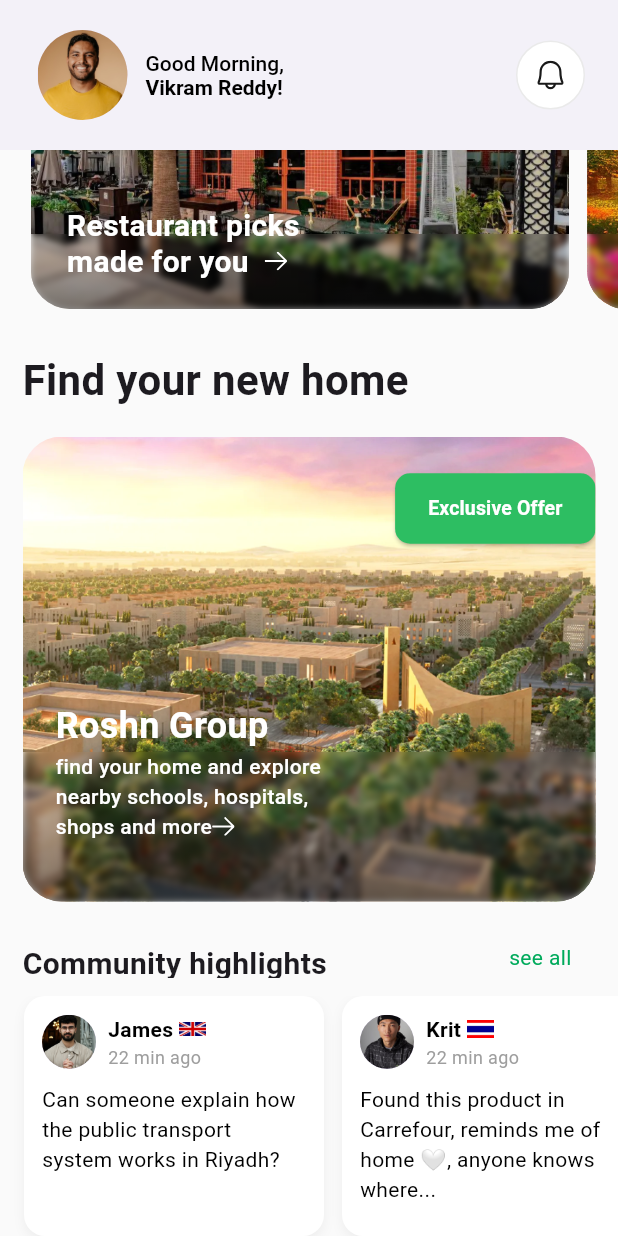
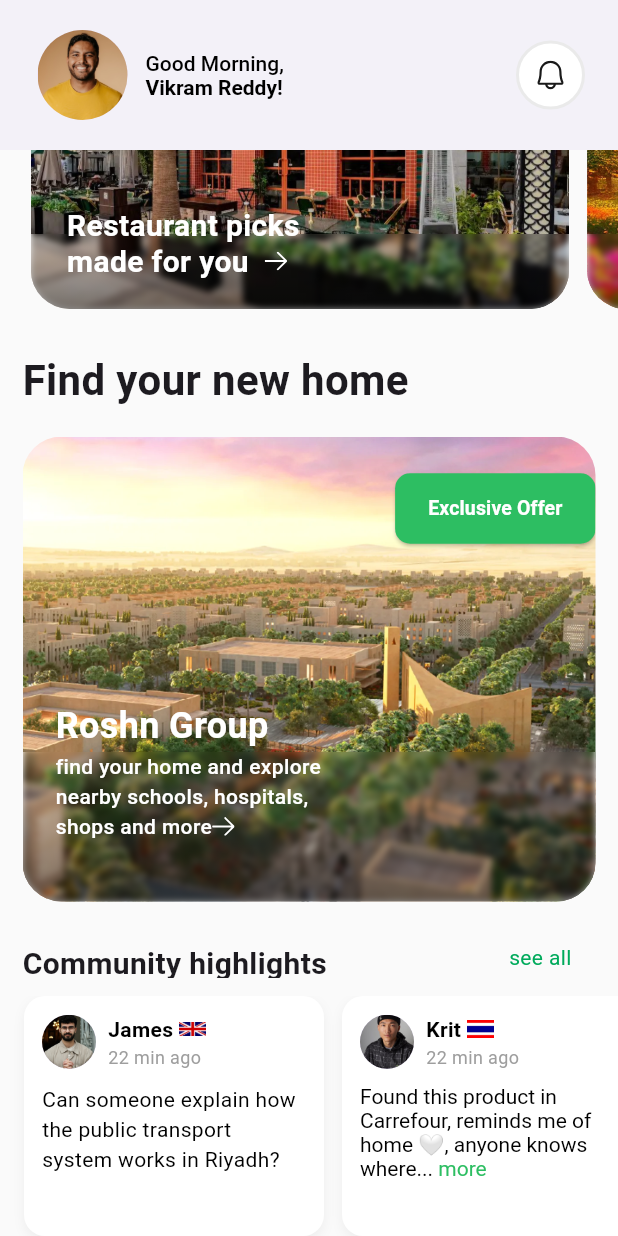
Before and after one commit to Ixovh/hackthon, a Flutter app: the screen it shows after launch, scrolled down 172 dp, on a phone screen of 412 x 824 dp. Run offline on Flutter 3.47's test engine with Material 3 defaults, Android fonts, the phone set to English and light mode, and no system bars; our stand-ins replace flutter_svg, google_fonts, smooth_page_indicator; Roboto replaces fonts that are missing (SF).

Commit message:
comunity_card.dart

```diff
--- a/lib/feature/home/screen/home_screen.dart
+++ b/lib/feature/home/screen/home_screen.dart
@@ -40,7 +40,7 @@
               decoration: BoxDecoration(
                 color: Colors.white,
                 shape: BoxShape.circle,
-                border: Border.all(color: Color(0xFFEAEAEA)),
+                border: Border.all(color: Color(0xFFEAEAEA), width: 2),
               ),
               child: Center(
                 child: SvgPicture.asset(
@@ -122,8 +122,8 @@
               ],
             ),
           ),
+
           SizedBox(height: 12),
-
           SizedBox(
             height: 160,
             child: ListView.builder(
@@ -135,6 +135,8 @@
               },
             ),
           ),
+
+          SizedBox(height: 47),
         ],
       ),
     );
--- a/lib/feature/home/widget/comunity_card.dart
+++ b/lib/feature/home/widget/comunity_card.dart
@@ -19,7 +19,7 @@
           BoxShadow(
             color: Colors.black.withValues(alpha: 0.05),
             blurRadius: 6,
-            offset:  Offset(0, 3),
+            offset: Offset(0, 3),
           ),
         ],
       ),
@@ -41,7 +41,7 @@
                       children: [
                         Text(
                           post.name,
-                          style:  TextStyle(
+                          style: TextStyle(
                             fontFamily: 'SF',
                             fontWeight: FontWeight.w600,
                             fontSize: 14,
@@ -54,7 +54,7 @@
                     ),
                     Text(
                       post.timeAgo,
-                      style:  TextStyle(
+                      style: TextStyle(
                         fontFamily: 'SF',
                         fontSize: 12,
                         color: Colors.grey,
@@ -67,11 +67,38 @@
           ),
 
           SizedBox(height: 10),
+          if (post.content.contains('.'))
+            RichText(
+              text: TextSpan(
+                children: [
+                  TextSpan(
+                    text: post.content,
+                    style: TextStyle(
+                      fontFamily: 'SF',
+                      fontSize: 14,
+                      color: Colors.black,
+                      overflow: TextOverflow.ellipsis,
+                    ),
+                  ),
 
+                  TextSpan(
+                    text: ' more',
+                    style: TextStyle(
+                      fontFamily: 'SF',
+                      fontSize: 14,
+                      color: Color(0xFF2DBE62),
+                      overflow: TextOverflow.ellipsis,
+                    ),
+                    onEnter: (event) {},
+                  ),
+                ],
+              ),
+            )
 
+          else
             Text(
               post.content,
-            style:  TextStyle(
+              style: TextStyle(
                 fontFamily: 'SF',
                 fontSize: 14,
                 color: Colors.black,
```
Lines whose indentation alone changed are shown as unchanged.
